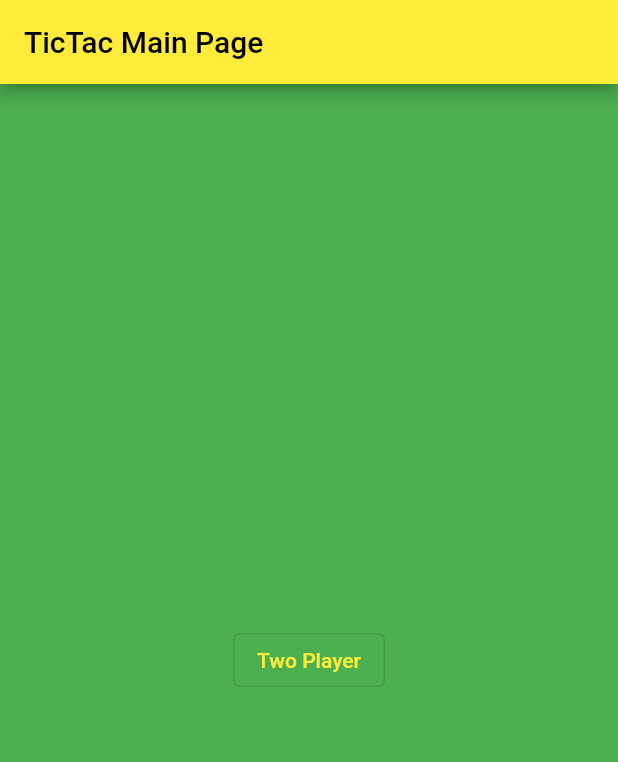
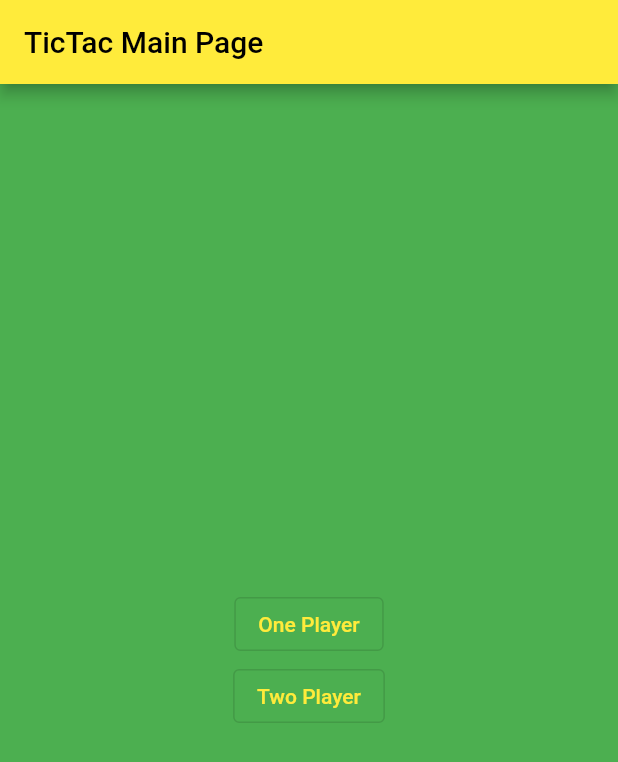
Before and after one commit to Wiykat07/tic_tac, a Flutter app: the screen it shows after launch, on a phone screen of 412 x 824 dp. Shown: the top 762 px of the screen. Run offline on Flutter 3.47's test engine with Material 2 defaults, Android fonts, the phone set to English and light mode, and no system bars; our stand-ins replace confetti; missing offline and left inert: align_positioned.

Commit message:
returned the single player button

```diff
--- a/lib/main.dart
+++ b/lib/main.dart
@@ -58,11 +58,11 @@ class _MyHomePageState extends State<MyHomePage> {
         child: Column(
           mainAxisAlignment: MainAxisAlignment.center,
           children: [
-            //   OutlinedButton(
-            //       onPressed: () {
-            //         Navigator.pushNamed(context, '/single');
-            //       },
-            //      child: const Text('One Player')),
+            OutlinedButton(
+                onPressed: () {
+                  Navigator.pushNamed(context, '/single');
+                },
+                child: const Text('One Player')),
             OutlinedButton(
                 onPressed: () {
                   Navigator.pushNamed(context, '/two');
```
